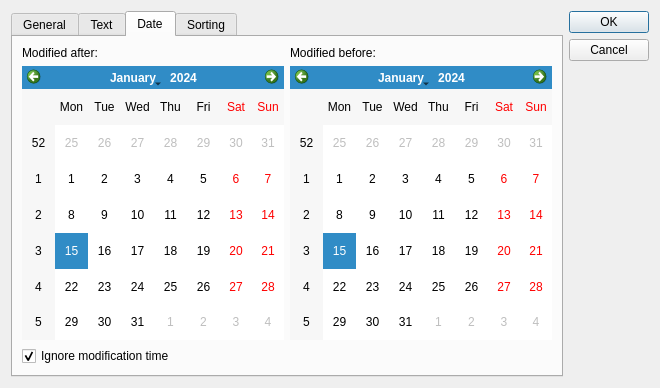
Above: milla-view/searchform.ui from matrixsmaster/MILLA before the change. Below: the same form after it.
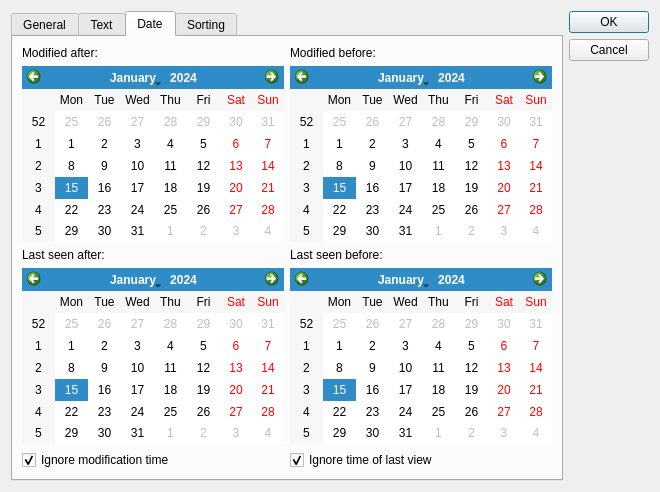
That is the form after the change. The open tabs and pages were chosen to show the change. Icons and pictures are not drawn.

Commit message: New search option: by last time seen. Added tags quick filter.

```diff
--- a/milla-view/searchform.ui
+++ b/milla-view/searchform.ui
@@ -10,7 +10,7 @@
     <x>0</x>
     <y>0</y>
     <width>660</width>
-    <height>388</height>
+    <height>492</height>
    </rect>
   </property>
   <property name="windowTitle">
@@ -397,6 +397,26 @@
         <widget class="QCalendarWidget" name="calendarWidget_2"/>
        </item>
        <item row="2" column="0">
+        <widget class="QLabel" name="label_8">
+         <property name="text">
+          <string>Last seen after:</string>
+         </property>
+        </widget>
+       </item>
+       <item row="2" column="1">
+        <widget class="QLabel" name="label_9">
+         <property name="text">
+          <string>Last seen before:</string>
+         </property>
+        </widget>
+       </item>
+       <item row="3" column="0">
+        <widget class="QCalendarWidget" name="calendarWidget_3"/>
+       </item>
+       <item row="3" column="1">
+        <widget class="QCalendarWidget" name="calendarWidget_4"/>
+       </item>
+       <item row="4" column="0">
         <widget class="QCheckBox" name="checkBox_3">
          <property name="text">
           <string>Ignore modification time</string>
@@ -406,6 +426,16 @@
          </property>
         </widget>
        </item>
+       <item row="4" column="1">
+        <widget class="QCheckBox" name="checkBox_5">
+         <property name="text">
+          <string>Ignore time of last view</string>
+         </property>
+         <property name="checked">
+          <bool>true</bool>
+         </property>
+        </widget>
+       </item>
       </layout>
      </widget>
      <widget class="QWidget" name="tab_4">
```
Left out of the diff: 11 changed lines with no effect on the pictures. The commit also changes 12 other files.
